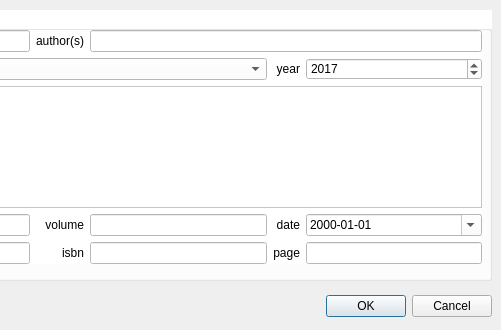
First picture: the form in reference_dialog.ui, repository NINAnor/NOFAInsert, before the edit; both pictures show x 249 to 750 and y 0 to 330 of the 750 by 330 pixel window.
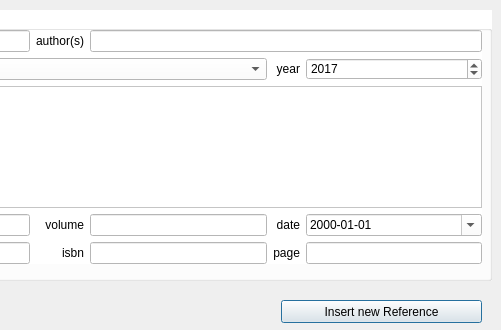
Second picture: the form after the edit.

```diff
--- a/reference_dialog.ui
+++ b/reference_dialog.ui
@@ -13,22 +13,6 @@
   <property name="windowTitle">
    <string>Dialog</string>
   </property>
-  <widget class="QDialogButtonBox" name="reference_dialog_button">
-   <property name="geometry">
-    <rect>
-     <x>400</x>
-     <y>290</y>
-     <width>341</width>
-     <height>32</height>
-    </rect>
-   </property>
-   <property name="orientation">
-    <enum>Qt::Horizontal</enum>
-   </property>
-   <property name="standardButtons">
-    <set>QDialogButtonBox::Cancel|QDialogButtonBox::Ok</set>
-   </property>
-  </widget>
   <widget class="QGroupBox" name="reference">
    <property name="geometry">
     <rect>
@@ -232,8 +216,19 @@
     </layout>
    </widget>
   </widget>
-  <zorder>reference</zorder>
-  <zorder>reference_dialog_button</zorder>
+  <widget class="QPushButton" name="reference_dialog_button">
+   <property name="geometry">
+    <rect>
+     <x>530</x>
+     <y>300</y>
+     <width>201</width>
+     <height>23</height>
+    </rect>
+   </property>
+   <property name="text">
+    <string>Insert new Reference</string>
+   </property>
+  </widget>
  </widget>
  <resources/>
  <connections>
```
Left out of the diff: 35 changed lines with no effect on the pictures.
